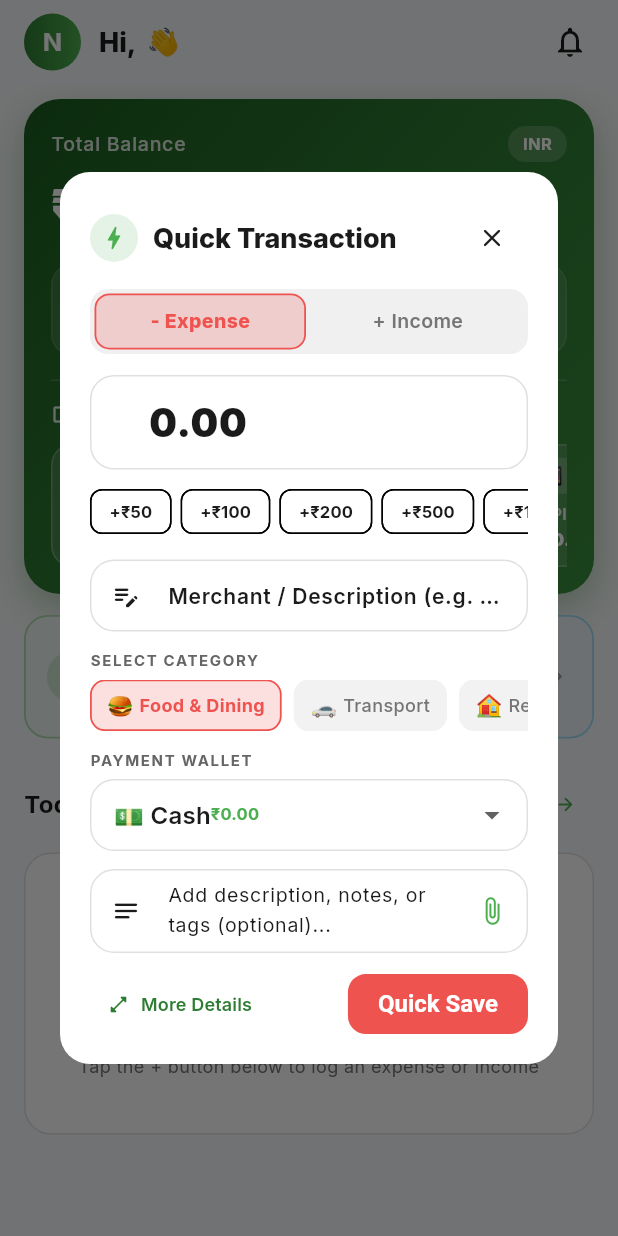
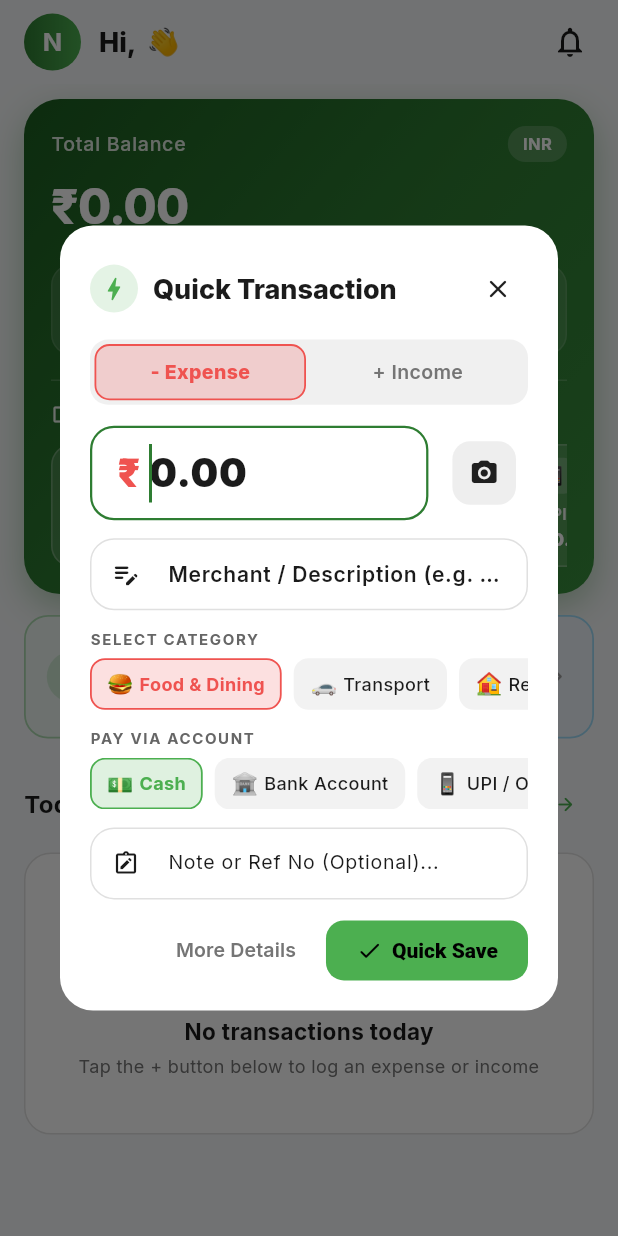
Before and after one commit to Myselfnandha/Pocket, a Flutter app: the HomeScreen screen opened by its route, after a tap on "Quick Log", on a phone screen of 412 x 824 dp. Run offline on Flutter 3.47's test engine with Material 3 defaults, Android fonts, the phone set to English and light mode, and no system bars; our stand-ins replace csv, file_picker, fl_chart, flutter_local_notifications, flutter_riverpod, go_router and 7 more; missing offline and left inert: home_widget; accounts and stored records are empty; project files that could hold a hidden picture were left out.

Commit message:
feat(widget-quickadd): transparent floating widget popup, camera attachment, autofocus amount, and outer-tap keypad dismissal

```diff
--- a/lib/main.dart
+++ b/lib/main.dart
@@ -62,11 +62,13 @@ class _PocketAppState extends ConsumerState<PocketApp> {
   void _handleWidgetLaunch(Uri uri) {
     final uriStr = uri.toString();
     if (uri.host == 'quick-add' || uri.path.contains('quick-add') || uriStr.contains('quick-add')) {
+      if (QuickAddTransactionDialog.isOpen) return;
+
       final typeParam = uri.queryParameters['type'];
       final initialType = typeParam == 'income' ? TransactionType.income : TransactionType.expense;
 
       void showPopup([int retries = 0]) {
-        if (!mounted) return;
+        if (!mounted || QuickAddTransactionDialog.isOpen) return;
         final navContext = rootNavigatorKey.currentContext;
         if (navContext != null && navContext.mounted) {
           QuickAddTransactionDialog.show(navContext, initialType: initialType);
--- a/lib/screens/settings/settings_screen.dart
+++ b/lib/screens/settings/settings_screen.dart
@@ -217,7 +217,7 @@ class SettingsScreen extends ConsumerWidget {
               const ListTile(
                 leading: Icon(Icons.info_outline_rounded, color: AppColors.primaryGreenLight),
                 title: Text('Pocket', style: TextStyle(fontWeight: FontWeight.w600)),
-                subtitle: Text('v1.3.0 • Material 3 Transaction Tracker'),
+                subtitle: Text('v1.3.1 • Material 3 Transaction Tracker'),
               ),
             ],
           ),
--- a/lib/screens/transactions/add_transaction_screen.dart
+++ b/lib/screens/transactions/add_transaction_screen.dart
@@ -315,7 +315,8 @@ class _AddTransactionScreenState extends ConsumerState<AddTransactionScreen> {
         behavior: HitTestBehavior.opaque,
         onTap: () {
           _titleFocus.unfocus();
-          setState(() => _showNumpad = true);
+          FocusScope.of(context).unfocus();
+          setState(() => _showNumpad = false);
         },
         child: Column(
           children: [
--- a/lib/widgets/quick_add_transaction_dialog.dart
+++ b/lib/widgets/quick_add_transaction_dialog.dart
@@ -1,5 +1,6 @@
 import 'dart:io';
 import 'package:flutter/material.dart';
+import 'package:flutter/services.dart';
 import 'package:flutter_riverpod/flutter_riverpod.dart';
 import 'package:go_router/go_router.dart';
 import 'package:image_picker/image_picker.dart';
@@ -17,6 +18,7 @@ class QuickAddTransactionDialog extends ConsumerStatefulWidget {
   final String? initialReceiptImagePath;
   final String? initialNote;
   final bool autoFocusNote;
+  final bool isStandaloneScreen;
 
   const QuickAddTransactionDialog({
     super.key,
@@ -28,7 +30,10 @@ class QuickAddTransactionDialog extends ConsumerStatefulWidget {
     this.initialReceiptImagePath,
     this.initialNote,
     this.autoFocusNote = false,
+    this.isStandaloneScreen = false,
   });
+
+  static bool isOpen = false;
 
   static Future<void> show(
     BuildContext context, {
@@ -40,8 +45,12 @@ class QuickAddTransactionDialog extends ConsumerStatefulWidget {
     String? initialReceiptImagePath,
     String? initialNote,
     bool autoFocusNote = false,
-  }) {
-    return showDialog(
+    bool isStandaloneScreen = false,
+  }) async {
+    if (isOpen) return;
+    isOpen = true;
+    try {
+      await showDialog(
         context: context,
         builder: (context) => QuickAddTransactionDialog(
           initialType: initialType,
@@ -52,8 +61,14 @@ class QuickAddTransactionDialog extends ConsumerStatefulWidget {
           initialReceiptImagePath: initialReceiptImagePath,
           initialNote: initialNote,
           autoFocusNote: autoFocusNote,
+          isStandaloneScreen: isStandaloneScreen,
         ),
       );
+    } finally {
+      Future.delayed(const Duration(milliseconds: 400), () {
+        isOpen = false;
+      });
+    }
   }
 
   @override
@@ -71,8 +86,6 @@ class _QuickAddTransactionDialogState extends ConsumerState<QuickAddTransactionD
   String? _selectedWalletId;
   String? _receiptImagePath;
   final DateTime _selectedDate = DateTime.now();
-
-  final List<double> _quickAmounts = [50, 100, 200, 500, 1000, 2000];
 
   @override
   void initState() {
@@ -128,21 +141,21 @@ class _QuickAddTransactionDialogState extends ConsumerState<QuickAddTransactionD
     }
   }
 
-  void _addQuickAmount(double amt) {
-    final current = double.tryParse(_amountController.text.trim()) ?? 0.0;
-    final total = current + amt;
-    setState(() {
-      _amountController.text = total % 1 == 0 ? total.toInt().toString() : total.toStringAsFixed(2);
-    });
-  }
-
-  Future<void> _pickReceipt() async {
+  Future<void> _pickReceipt(ImageSource source) async {
     final picker = ImagePicker();
-    final picked = await picker.pickImage(source: ImageSource.gallery);
+    final picked = await picker.pickImage(source: source);
     if (picked != null) {
       setState(() {
         _receiptImagePath = picked.path;
       });
+    }
+  }
+
+  void _closeDialog() {
+    if (widget.isStandaloneScreen) {
+      SystemNavigator.pop();
+    } else {
+      Navigator.of(context).pop();
     }
   }
 
@@ -196,18 +209,20 @@ class _QuickAddTransactionDialogState extends ConsumerState<QuickAddTransactionD
         );
 
     if (!mounted) return;
-    Navigator.of(context).pop();
+    _closeDialog();
 
     final settings = ref.read(settingsProvider);
     final currencySymbol = settings.currencySymbol;
     final currencyFormat = NumberFormat('#,##0.00');
 
+    if (!widget.isStandaloneScreen) {
       ScaffoldMessenger.of(context).showSnackBar(
         SnackBar(
           content: Text('Added "$title" • $currencySymbol${currencyFormat.format(amount)} ✓'),
           duration: const Duration(seconds: 4),
         ),
       );
+    }
   }
 
   @override
@@ -239,10 +254,10 @@ class _QuickAddTransactionDialogState extends ConsumerState<QuickAddTransactionD
     final activeBudget = activeBudgetModel?.monthlyLimit;
 
     return AlertDialog(
-      shape: RoundedRectangleBorder(borderRadius: BorderRadius.circular(20)),
+      shape: RoundedRectangleBorder(borderRadius: BorderRadius.circular(22)),
       backgroundColor: isDark ? const Color(0xFF161616) : Colors.white,
       surfaceTintColor: Colors.transparent,
-      titlePadding: const EdgeInsets.fromLTRB(20, 20, 20, 10),
+      titlePadding: const EdgeInsets.fromLTRB(20, 18, 16, 10),
       contentPadding: const EdgeInsets.symmetric(horizontal: 20),
       actionsPadding: const EdgeInsets.fromLTRB(20, 10, 20, 16),
       title: Row(
@@ -273,7 +288,7 @@ class _QuickAddTransactionDialogState extends ConsumerState<QuickAddTransactionD
             icon: const Icon(Icons.close_rounded, size: 20),
             padding: EdgeInsets.zero,
             constraints: const BoxConstraints(),
-            onPressed: () => Navigator.of(context).pop(),
+            onPressed: _closeDialog,
           ),
         ],
       ),
@@ -282,7 +297,7 @@ class _QuickAddTransactionDialogState extends ConsumerState<QuickAddTransactionD
           mainAxisSize: MainAxisSize.min,
           crossAxisAlignment: CrossAxisAlignment.start,
           children: [
-            // Attached Screenshot Preview Chip (if shared from UPI app)
+            // Attached Screenshot / Receipt Preview Chip
             if (_receiptImagePath != null) ...[
               Container(
                 margin: const EdgeInsets.only(bottom: 12),
@@ -311,11 +326,11 @@ class _QuickAddTransactionDialogState extends ConsumerState<QuickAddTransactionD
                         crossAxisAlignment: CrossAxisAlignment.start,
                         children: [
                           const Text(
-                            'UPI Screenshot Attached',
+                            'Receipt Attached',
                             style: TextStyle(fontSize: 12, fontWeight: FontWeight.w700, color: AppColors.primaryGreenLight),
                           ),
                           Text(
-                            'Auto-scanned receipt attached to record',
+                            'Attached to this transaction record',
                             style: TextStyle(
                               fontSize: 10,
                               color: isDark ? const Color(0xFFB0B0B0) : const Color(0xFF666666),
@@ -416,9 +431,13 @@ class _QuickAddTransactionDialogState extends ConsumerState<QuickAddTransactionD
             ),
             const SizedBox(height: 14),
 
-            // Amount Input Field
-            TextField(
+            // Amount Input Field with auto-focus trigger
+            Row(
+              children: [
+                Expanded(
+                  child: TextField(
                     controller: _amountController,
+                    autofocus: widget.initialAmount == null || widget.initialAmount == 0,
                     keyboardType: const TextInputType.numberWithOptions(decimal: true),
                     style: TextStyle(
                       fontSize: 26,
@@ -437,29 +456,52 @@ class _QuickAddTransactionDialogState extends ConsumerState<QuickAddTransactionD
                       contentPadding: const EdgeInsets.symmetric(horizontal: 14, vertical: 12),
                     ),
                   ),
-            const SizedBox(height: 8),
-
-            // Quick Amount Presets
-            SingleChildScrollView(
-              scrollDirection: Axis.horizontal,
+                ),
+                const SizedBox(width: 8),
+                // Camera / Receipt Attachment Icon Button
+                PopupMenuButton<ImageSource>(
+                  icon: Container(
+                    padding: const EdgeInsets.all(10),
+                    decoration: BoxDecoration(
+                      color: isDark ? const Color(0xFF242424) : const Color(0xFFEEEEEE),
+                      borderRadius: BorderRadius.circular(12),
+                      border: Border.all(
+                        color: _receiptImagePath != null ? AppColors.primaryGreenLight : Colors.transparent,
+                        width: 1.2,
+                      ),
+                    ),
+                    child: Icon(
+                      Icons.camera_alt_rounded,
+                      color: _receiptImagePath != null ? AppColors.primaryGreenLight : (isDark ? Colors.white70 : Colors.black87),
+                      size: 20,
+                    ),
+                  ),
+                  tooltip: 'Attach Receipt / Bill',
+                  onSelected: (source) => _pickReceipt(source),
+                  itemBuilder: (context) => [
+                    const PopupMenuItem(
+                      value: ImageSource.camera,
                       child: Row(
-                children: _quickAmounts.map((amt) {
-                  return Padding(
-                    padding: const EdgeInsets.only(right: 6),
-                    child: ActionChip(
-                      label: Text('+$currencySymbol${amt.toInt()}'),
-                      labelStyle: TextStyle(
-                        fontSize: 11,
-                        fontWeight: FontWeight.w700,
-                        color: isDark ? AppColors.darkTextPrimary : AppColors.lightTextPrimary,
+                        children: [
+                          Icon(Icons.photo_camera_rounded, size: 18, color: AppColors.primaryGreenLight),
+                          SizedBox(width: 10),
+                          Text('Take Photo'),
+                        ],
                       ),
-                      padding: const EdgeInsets.symmetric(horizontal: 4, vertical: 0),
-                      visualDensity: VisualDensity.compact,
-                      onPressed: () => _addQuickAmount(amt),
                     ),
-                  );
-                }).toList(),
+                    const PopupMenuItem(
+                      value: ImageSource.gallery,
+                      child: Row(
+                        children: [
+                          Icon(Icons.photo_library_rounded, size: 18, color: AppColors.infoBlue),
+                          SizedBox(width: 10),
+                          Text('Choose from Gallery'),
+                        ],
                       ),
+                    ),
+                  ],
+                ),
+              ],
             ),
             const SizedBox(height: 12),
 
@@ -525,7 +567,7 @@ class _QuickAddTransactionDialogState extends ConsumerState<QuickAddTransactionD
                                 fontWeight: isSelected ? FontWeight.w700 : FontWeight.w500,
                                 color: isSelected
                                     ? (_type == TransactionType.expense ? AppColors.expenseRed : AppColors.incomeGreen)
-                                    : (isDark ? AppColors.darkTextSecondary : AppColors.lightTextSecondary),
+                                    : (isDark ? AppColors.darkTextPrimary : AppColors.lightTextPrimary),
                               ),
                             ),
                           ],
@@ -538,9 +580,9 @@ class _QuickAddTransactionDialogState extends ConsumerState<QuickAddTransactionD
             ),
             const SizedBox(height: 12),
 
-            // Wallet Selector Dropdown
+            // Account & Wallet Selector
             Text(
-              'PAYMENT WALLET',
+              'PAY VIA ACCOUNT',
               style: TextStyle(
                 fontSize: 10,
                 fontWeight: FontWeight.w700,
@@ -549,74 +591,89 @@ class _QuickAddTransactionDialogState extends ConsumerState<QuickAddTransactionD
               ),
             ),
             const SizedBox(height: 6),
-            DropdownButtonFormField<String>(
-              initialValue: _selectedWalletId,
-              isDense: true,
-              decoration: const InputDecoration(
-                contentPadding: EdgeInsets.symmetric(horizontal: 12, vertical: 8),
+            SingleChildScrollView(
+              scrollDirection: Axis.horizontal,
+              child: Row(
+                children: wallets.map((w) {
+                  final isSelected = _selectedWalletId == w.id;
+                  return Padding(
+                    padding: const EdgeInsets.only(right: 8),
+                    child: InkWell(
+                      onTap: () => setState(() => _selectedWalletId = w.id),
+                      borderRadius: BorderRadius.circular(10),
+                      child: Container(
+                        padding: const EdgeInsets.symmetric(horizontal: 10, vertical: 6),
+                        decoration: BoxDecoration(
+                          color: isSelected
+                              ? AppColors.primaryGreenLight.withValues(alpha: 0.18)
+                              : (isDark ? const Color(0xFF222222) : const Color(0xFFF2F2F2)),
+                          borderRadius: BorderRadius.circular(10),
+                          border: Border.all(
+                            color: isSelected ? AppColors.primaryGreenLight : Colors.transparent,
+                            width: 1.2,
                           ),
-              items: wallets.map((w) {
-                return DropdownMenuItem(
-                  value: w.id,
+                        ),
                         child: Row(
-                    mainAxisAlignment: MainAxisAlignment.spaceBetween,
                           children: [
-                      Text('${w.icon} ${w.name}'),
+                            Text(w.icon, style: const TextStyle(fontSize: 14)),
+                            const SizedBox(width: 4),
                             Text(
-                        '$currencySymbol${currencyFormat.format(w.currentBalance)}',
+                              w.name,
                               style: TextStyle(
-                          fontSize: 11,
-                          fontWeight: FontWeight.w700,
-                          color: w.currentBalance >= 0 ? AppColors.incomeGreen : AppColors.expenseRed,
+                                fontSize: 12,
+                                fontWeight: isSelected ? FontWeight.w700 : FontWeight.w500,
+                                color: isSelected ? AppColors.primaryGreenLight : (isDark ? AppColors.darkTextPrimary : AppColors.lightTextPrimary),
                               ),
                             ),
                           ],
                         ),
+                      ),
+                    ),
                   );
                 }).toList(),
-              onChanged: (val) {
-                if (val != null) setState(() => _selectedWalletId = val);
-              },
+              ),
             ),
             const SizedBox(height: 12),
 
-            // Notes / Description & Document Attach Section
+            // Optional Note / Reference ID
             TextField(
               controller: _notesController,
               focusNode: _notesFocusNode,
-              maxLines: 2,
               style: const TextStyle(fontSize: 13),
-              decoration: InputDecoration(
-                hintText: 'Add description, notes, or tags (optional)...',
-                prefixIcon: const Icon(Icons.notes_rounded, size: 20),
-                suffixIcon: IconButton(
-                  icon: const Icon(Icons.attach_file_rounded, size: 20, color: AppColors.primaryGreenLight),
-                  tooltip: 'Attach Receipt / Bill',
-                  onPressed: _pickReceipt,
-                ),
+              decoration: const InputDecoration(
+                hintText: 'Note or Ref No (Optional)...',
+                prefixIcon: Icon(Icons.note_alt_outlined, size: 18),
                 isDense: true,
-                contentPadding: const EdgeInsets.symmetric(horizontal: 12, vertical: 8),
+                contentPadding: EdgeInsets.symmetric(horizontal: 12, vertical: 8),
               ),
             ),
 
-            // Category budget warning if applicable
-            if (activeBudget != null && activeBudget > 0 && currentAmount > 0) ...[
+            if (activeBudget != null && activeBudget > 0) ...[
               const SizedBox(height: 10),
               Container(
                 padding: const EdgeInsets.symmetric(horizontal: 10, vertical: 6),
                 decoration: BoxDecoration(
-                  color: AppColors.accentOrange.withValues(alpha: 0.12),
+                  color: currentAmount > activeBudget
+                      ? AppColors.expenseRed.withValues(alpha: 0.12)
+                      : AppColors.primaryGreenLight.withValues(alpha: 0.12),
                   borderRadius: BorderRadius.circular(8),
-                  border: Border.all(color: AppColors.accentOrange.withValues(alpha: 0.3)),
                 ),
                 child: Row(
                   children: [
-                    const Icon(Icons.pie_chart_rounded, size: 14, color: AppColors.accentOrange),
+                    Icon(
+                      currentAmount > activeBudget ? Icons.warning_amber_rounded : Icons.info_outline_rounded,
+                      size: 14,
+                      color: currentAmount > activeBudget ? AppColors.expenseRed : AppColors.primaryGreenLight,
+                    ),
                     const SizedBox(width: 6),
                     Expanded(
                       child: Text(
-                        'Category Monthly Budget: $currencySymbol${currencyFormat.format(activeBudget)}',
-                        style: const TextStyle(fontSize: 11, fontWeight: FontWeight.w600, color: AppColors.accentOrange),
+                        'Monthly Cap: $currencySymbol${currencyFormat.format(activeBudget)}',
+                        style: TextStyle(
+                          fontSize: 11,
+                          fontWeight: FontWeight.w600,
+                          color: currentAmount > activeBudget ? AppColors.expenseRed : AppColors.primaryGreenLight,
+                        ),
                       ),
                     ),
                   ],
@@ -627,50 +684,57 @@ class _QuickAddTransactionDialogState extends ConsumerState<QuickAddTransactionD
         ),
       ),
       actions: [
-        Row(
-          mainAxisAlignment: MainAxisAlignment.spaceBetween,
-          children: [
-            TextButton.icon(
+        if (!widget.isStandaloneScreen)
+          TextButton(
             onPressed: () {
-                final enteredAmount = double.tryParse(_amountController.text.trim()) ?? widget.initialAmount;
-                final enteredTitle = _titleController.text.trim();
-                final enteredNote = _notesController.text.trim();
-
               Navigator.of(context).pop();
+              final amount = double.tryParse(_amountController.text.trim());
               context.push(
                 '/add-transaction',
                 extra: {
-                    'amount': enteredAmount,
-                    'title': enteredTitle.isNotEmpty ? enteredTitle : widget.initialTitle,
                   'type': _type,
-                    'categoryId': _selectedCategoryId ?? widget.initialCategoryId,
+                  'amount': amount,
+                  'title': _titleController.text.trim(),
+                  'categoryId': _selectedCategoryId,
                   'walletId': _selectedWalletId,
-                    'note': enteredNote.isNotEmpty ? enteredNote : widget.initialNote,
-                    'receiptImagePath': _receiptImagePath ?? widget.initialReceiptImagePath,
+                  'note': _notesController.text.trim(),
+                  'receiptImagePath': _receiptImagePath,
                 },
               );
             },
-              icon: const Icon(Icons.open_in_full_rounded, size: 14),
-              label: const Text('More Details', style: TextStyle(fontSize: 12)),
+            style: TextButton.styleFrom(
+              foregroundColor: isDark ? AppColors.darkTextSecondary : AppColors.lightTextSecondary,
+              padding: const EdgeInsets.symmetric(horizontal: 12, vertical: 10),
+            ),
+            child: const Text('More Details', style: TextStyle(fontWeight: FontWeight.w600, fontSize: 13)),
           ),
         ElevatedButton(
           onPressed: _quickSave,
           style: ElevatedButton.styleFrom(
-                backgroundColor: _type == TransactionType.expense ? AppColors.expenseRed : AppColors.incomeGreen,
-                foregroundColor: Colors.white,
+            backgroundColor: AppColors.primaryGreenLight,
+            foregroundColor: Colors.black,
+            elevation: 0,
             padding: const EdgeInsets.symmetric(horizontal: 20, vertical: 10),
             shape: RoundedRectangleBorder(borderRadius: BorderRadius.circular(12)),
           ),
-              child: const Text('Quick Save', style: TextStyle(fontWeight: FontWeight.w700)),
+          child: const Row(
+            mainAxisSize: MainAxisSize.min,
+            children: [
+              Icon(Icons.check_rounded, size: 18, color: Colors.black),
+              SizedBox(width: 6),
+              Text(
+                'Quick Save',
+                style: TextStyle(fontWeight: FontWeight.w800, fontSize: 14),
               ),
             ],
+          ),
         ),
       ],
     );
   }
 }
 
-extension _StringExtension on String {
+extension on String {
   String capitalize() {
     if (isEmpty) return this;
     return '${this[0].toUpperCase()}${substring(1)}';
--- a/pubspec.yaml
+++ b/pubspec.yaml
@@ -16,7 +16,7 @@ publish_to: 'none' # Remove this line if you wish to publish to pub.dev
 # https://developer.apple.com/library/archive/documentation/General/Reference/InfoPlistKeyReference/Articles/CoreFoundationKeys.html
 # In Windows, build-name is used as the major, minor, and patch parts
 # of the product and file versions while build-number is used as the build suffix.
-version: 1.3.0+43
+version: 1.3.1+44
 
 environment:
   sdk: ^3.11.3
```
Also changed, not shown: lib/navigation/app_router.dart (+8 -0 lines), lib/screens/transactions/quick_add_dialog_screen.dart (added, +40 -0 lines), 5 other files. Lines whose indentation alone changed are shown as unchanged.
